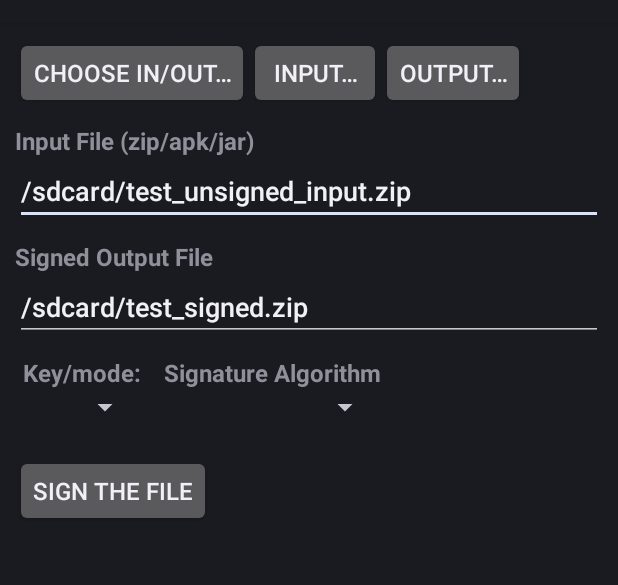
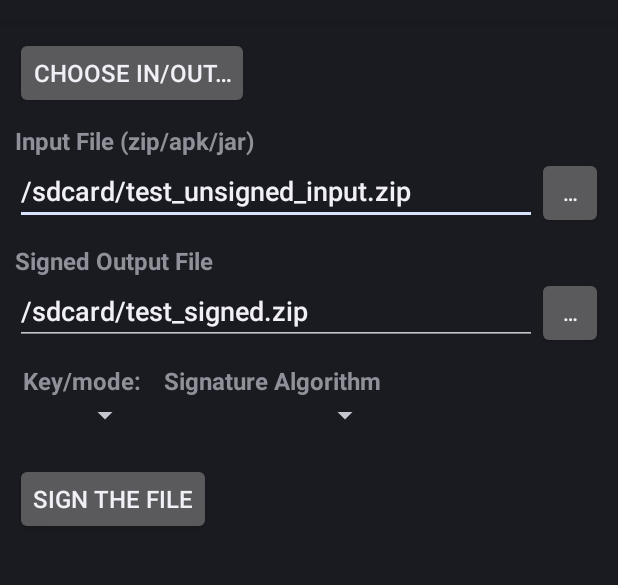
Before and after one commit to kellinwood/zip-signer, an Android app: the layout zip_picker.xml on its own in the app's theme, with its tools: preview values and no code run, on a phone screen of 412 x 824 dp, the part 62-647 px from its top. Run offline under Robolectric (Android 15) with nearby library versions, the phone set to English and light mode, and no system bars.

Commit message:
New translations, updated layout for the main screen, move some files

```diff
--- a/ZipSigner/src/main/res/layout/zip_picker.xml
+++ b/ZipSigner/src/main/res/layout/zip_picker.xml
@@ -21,18 +21,6 @@
                     android:layout_height="wrap_content"
                     android:textSize="16sp"/>
 
-            <Button android:text="@string/OpenPickButtonLabel"
-                    android:id="@+id/OpenPickButton"
-                    android:layout_width="wrap_content"
-                    android:layout_height="wrap_content"
-                    android:textSize="16sp"/>
-
-            <Button android:text="@string/SaveAsPickButtonLabel"
-                    android:id="@+id/SaveAsPickButton"
-                    android:layout_width="wrap_content"
-                    android:layout_height="wrap_content"
-                    android:textSize="16sp"/>
-
         </LinearLayout>
 
         <TextView android:text="@string/InputZipLabel"
@@ -44,16 +32,29 @@
                   android:layout_marginTop="10sp"
             />
 
-        <EditText android:text="/sdcard/test_unsigned_input.zip"
+
+        <LinearLayout
+            android:layout_width="match_parent"
+            android:layout_height="wrap_content"
+            android:orientation="horizontal">
+
+            <EditText
                 android:id="@+id/InFileEditText"
                 android:layout_width="wrap_content"
                 android:layout_height="wrap_content"
+                android:layout_weight="1"
                 android:inputType="textNoSuggestions"
                 android:minWidth="500sp"
-                  android:maxWidth="500sp"
-            />
+                android:text="/sdcard/test_unsigned_input.zip" />
 
-
+            <Button
+                android:id="@+id/OpenPickButton"
+                android:layout_width="wrap_content"
+                android:layout_height="wrap_content"
+                android:layout_weight="1"
+                android:text="@string/OpenPickButtonLabel"
+                android:textSize="14sp" />
+        </LinearLayout>
 
         <TextView android:text="@string/SignedZipLabel"
                   android:id="@+id/SignedZipTextView"
@@ -64,16 +65,29 @@
                   android:layout_marginTop="10sp"
             />
 
-        <EditText android:text="/sdcard/test_signed.zip"
+        <LinearLayout
+            android:layout_width="match_parent"
+            android:layout_height="match_parent"
+            android:orientation="horizontal">
+
+            <EditText
                 android:id="@+id/OutFileEditText"
                 android:layout_width="wrap_content"
                 android:layout_height="wrap_content"
+                android:layout_weight="1"
                 android:inputType="textNoSuggestions"
+                android:maxWidth="500sp"
                 android:minWidth="500sp"
-                  android:maxWidth="500sp"
-                  />
+                android:text="/sdcard/test_signed.zip" />
 
-
+            <Button
+                android:id="@+id/SaveAsPickButton"
+                android:layout_width="wrap_content"
+                android:layout_height="wrap_content"
+                android:layout_weight="1"
+                android:text="@string/SaveAsPickButtonLabel"
+                android:textSize="14sp" />
+        </LinearLayout>
 
 
         <TableLayout android:layout_width="wrap_content"
--- a/ZipSigner/src/main/res/values/strings.xml
+++ b/ZipSigner/src/main/res/values/strings.xml
@@ -4,8 +4,8 @@
 
 	<string name="InputZipLabel">Input File (zip/apk/jar)</string>
 	<string name="InOutPickButtonLabel">Choose In/Out…</string>
-	<string name="OpenPickButtonLabel">Input…</string>
-	<string name="SaveAsPickButtonLabel">Output…</string>
+	<string name="OpenPickButtonLabel">…</string>
+	<string name="SaveAsPickButtonLabel">…</string>
 	<string name="SignedZipLabel">Signed Output File</string>
 	<string name="KeyModeLabel">Key/mode: </string>
     <string name="SignatureAlgorithmLabel">Signature Algorithm</string>
```
Also changed, not shown: 11 other files. Lines whose indentation alone changed are shown as unchanged.
